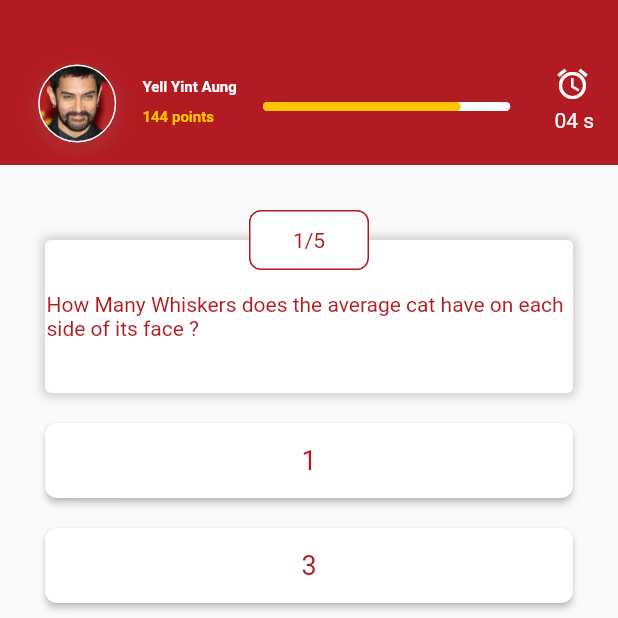
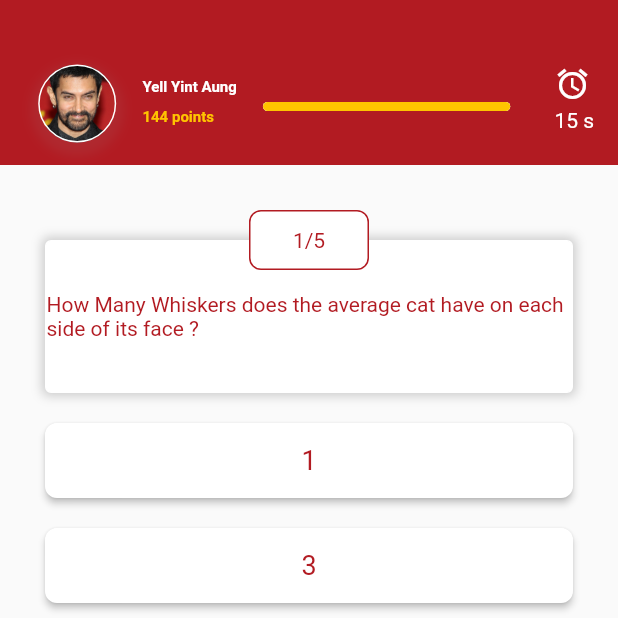
Before and after one commit to bytepulay/dream_project, a Flutter app: the QuizSongPage screen opened directly, on a phone screen of 412 x 824 dp, the top half of it. Run offline on Flutter 3.47's test engine with Material 2 defaults, Android fonts, the phone set to English and light mode, and no system bars; drawn by our look-alikes of flutter_animation_progress_bar; our stand-ins replace equatable, group_button, hooks_riverpod, lottie, page_transition; missing offline and left inert: admob_flutter, audioplayer, circle_bottom_navigation, touch_ripple_effect.

Commit message:
guess song

```diff
--- a/lib/view/guess_the_song/quiz_song_page.dart
+++ b/lib/view/guess_the_song/quiz_song_page.dart
@@ -1,9 +1,11 @@
 import 'dart:async';
+import 'dart:typed_data';
 
 import 'package:annime_pro/helper/anime_color.dart';
 import 'package:annime_pro/view/guess_the_song/questions_data.dart';
 import 'package:audioplayer/audioplayer.dart';
 import 'package:flutter/material.dart';
+import 'package:flutter/services.dart';
 import 'package:flutter_animation_progress_bar/flutter_animation_progress_bar.dart';
 class QuizSongPage extends StatefulWidget {
   @override
@@ -13,20 +15,39 @@ class QuizSongPage extends StatefulWidget {
 class _QuizSongPageState extends State<QuizSongPage> {
 
 
-  int start = 5;
+  int start = 15;
   bool wait = false;
 
   AudioPlayer audioPlayer = new AudioPlayer();
+  // AudioPlayer audioPlayer1 = new AudioPlayer();
   Duration duration = new Duration();
   Duration position = new Duration();
   bool playing=false;
+  // final assetsAudioPlayer = AssetsAudioPlayer();
 
-  getAudio(String songUrl) async{
+  getAudio(String songUrl) async {
 
-    var url = songUrl;
-    var res = await audioPlayer.play(url,isLocal: true);
+    // var url = songUrl;
+    var res = await audioPlayer.play(songUrl);
+
+    // if(int.parse(res)==1){
+    //
+    // }
 
 
+
+    if(start==0){
+       audioPlayer.stop();
+      // playWarningSong();
+    }
+
+
+
+  }
+
+  playWarningSong(){
+    AudioPlayer audioPlayer1 = new AudioPlayer();
+    audioPlayer1.play("https://firebasestorage.googleapis.com/v0/b/quiz-e4c89.appspot.com/o/mixkit-security-facility-breach-alarm-994.wav?alt=media&token=48adcb51-0690-43c2-9eec-33943cb46620",isLocal: true);
   }
   int question_pos = 0;
   int score = 0;
@@ -37,13 +58,14 @@ class _QuizSongPageState extends State<QuizSongPage> {
 
 
   void startTimer() {
-    const onsec = Duration(seconds: 1);
+    const onsec = Duration(seconds: 2);
     Timer _timer = Timer.periodic(onsec, (timer) {
       if (start == 0) {
-        setState(() {
-          timer.cancel();
-          wait = true;
-        });
+        timer.cancel();
+        // setState(() {
+        //   timer.cancel();
+        //    wait = true;
+        // });
       } else {
         setState(() {
           start--;
@@ -54,13 +76,24 @@ class _QuizSongPageState extends State<QuizSongPage> {
     });
   }
 
+  @override
+  void dispose() {
+    // TODO: implement dispose
+    start=0;
+    super.dispose();
+  }
+
   var haveBeenAnswerIndex=0;
   @override
   void initState() {
     // TODO: implement initState
     // getAudio(questions[question_pos].songUrl.toString());
     _controller = PageController(initialPage: 0);
-    startTimer();
+
+      startTimer();
+
+
+    // startTimer();
     super.initState();
   }
   @override
@@ -147,7 +180,7 @@ class _QuizSongPageState extends State<QuizSongPage> {
                           backgroundColor: AnimeColor.whiteColor,
                           progressColor: AnimeColor.yellowColor,
                           currentValue: start,
-                          maxValue: 5,
+                          maxValue: 15,
                           //displayText: '%',
                         ),
                       ),
@@ -160,7 +193,9 @@ class _QuizSongPageState extends State<QuizSongPage> {
                             Icon(Icons.alarm,color: AnimeColor.whiteColor,),
                             Container(
                               margin: EdgeInsets.only(top: 4,right: 8),
-                              child: Text("0"+ start.toString() +" s",style: TextStyle(
+                              child: start<=9?Text("0"+ start.toString() +" s",style: TextStyle(
+                                  color: AnimeColor.whiteColor
+                              ),):Text(start.toString() +" s",style: TextStyle(
                                   color: AnimeColor.whiteColor
                               ),),
                             )
@@ -269,8 +304,8 @@ class _QuizSongPageState extends State<QuizSongPage> {
                               ),
                               fillColor: btnPressed
                                   ? questions[index].answers!.values.toList()[i]
-                                  ? Colors.green
-                                  : Colors.red
+                                  ? AnimeColor.primaryColor
+                                  : Colors.white
                                   : AnimeColor.whiteColor,
                               onPressed: !answered
                                   ? () {
@@ -301,6 +336,7 @@ class _QuizSongPageState extends State<QuizSongPage> {
                         ),
                         RawMaterialButton(
                           onPressed: () {
+                            print("click");
                             if (_controller!.page?.toInt() == questions.length - 1) {
                               // Navigator.push(
                               //     context,
@@ -314,7 +350,9 @@ class _QuizSongPageState extends State<QuizSongPage> {
                               setState(() {
                                 btnPressed = false;
                                  audioPlayer.stop();
-                                // getAudio(questions[question_pos+1].songUrl.toString());
+                                 start=15;
+                                startTimer();
+                                 getAudio(questions[question_pos+1].songUrl.toString());
                                 // print("Url is $question_pos");
                                 // print(questions[question_pos+1].songUrl.toString());
                               });
--- a/lib/view/home_page/home_page.dart
+++ b/lib/view/home_page/home_page.dart
@@ -1,3 +1,4 @@
+// @dart=2.9
 import 'package:admob_flutter/admob_flutter.dart';
 import 'package:annime_pro/helper/anime_color.dart';
 import 'package:annime_pro/services/admob_service.dart';
--- a/pubspec.yaml
+++ b/pubspec.yaml
@@ -45,6 +45,7 @@ dependencies:
   custom_radio_grouped_button: ^2.1.1
   group_button: ^4.0.0+1
   audioplayer:
+#  assets_audio_player:
 #  flutter_rounded_progress_bar: ^0.2.0
 
 dev_dependencies:
@@ -82,6 +83,7 @@ flutter:
   #   - images/a_dot_burr.jpeg
   #   - images/a_dot_ham.jpeg
   assets:
+    - assets/audio/
     - images/
     - assets/animation/crown.json
 
```
Also changed, not shown: pubspec.lock, 38 other files.
